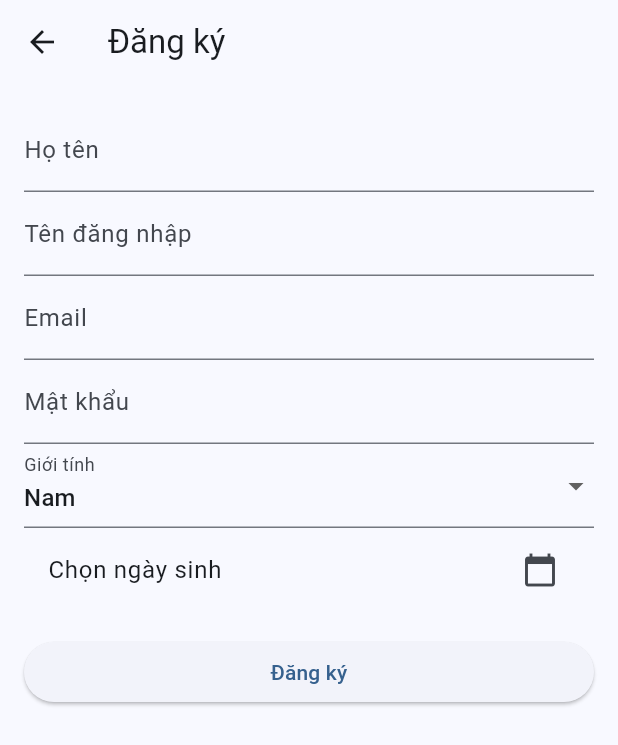
After one commit to peggy2402/hncgfrontend, a Flutter app: the screen it shows after launch, after a tap on "Đăng ký", on a phone screen of 412 x 824 dp. The commit adds this screen. Shown: the top 745 px of the screen. Run offline on Flutter 3.47's test engine with Material 3 defaults, Android fonts, the phone set to English and light mode, and no system bars; our stand-ins replace dartz, equatable, flutter_bloc.

Commit message:
update source

```diff
--- /dev/null
+++ b/hncgpartyfe/lib/core/error/failures.dart
@@ -0,0 +1,16 @@
+abstract class Failure {
+  final String message;
+  const Failure(this.message);
+}
+
+class ServerFailure extends Failure {
+  const ServerFailure(String message) : super(message);
+}
+
+class NetworkFailure extends Failure {
+  const NetworkFailure(String message) : super(message);
+}
+
+class ValidationFailure extends Failure {
+  const ValidationFailure(String message) : super(message);
+}
--- /dev/null
+++ b/hncgpartyfe/lib/features/auth/domain/repositories/auth_repository.dart
@@ -0,0 +1,14 @@
+import 'package:dartz/dartz.dart';
+import '../entities/user_entity.dart';
+import '../../../../core/error/failures.dart';
+
+abstract class AuthRepository {
+  Future<Either<Failure, void>> register({
+    required String fullname,
+    required String username,
+    required String email,
+    required String password,
+    required String gender,
+    DateTime? birthdate,
+  });
+}
--- /dev/null
+++ b/hncgpartyfe/lib/features/auth/domain/usecases/register_usecase.dart
@@ -0,0 +1,27 @@
+import 'package:dartz/dartz.dart';
+import '../../../../core/error/failures.dart';
+import '../repositories/auth_repository.dart';
+
+class RegisterUseCase {
+  final AuthRepository repository;
+
+  RegisterUseCase(this.repository);
+
+  Future<Either<Failure, void>> call({
+    required String fullname,
+    required String username,
+    required String email,
+    required String password,
+    required String gender,
+    DateTime? birthdate,
+  }) {
+    return repository.register(
+      fullname: fullname,
+      username: username,
+      email: email,
+      password: password,
+      gender: gender,
+      birthdate: birthdate,
+    );
+  }
+}
--- /dev/null
+++ b/hncgpartyfe/lib/features/auth/presentation/bloc/register_bloc.dart
@@ -0,0 +1,88 @@
+import 'package:flutter_bloc/flutter_bloc.dart';
+import 'package:equatable/equatable.dart';
+import '../../domain/usecases/register_usecase.dart';
+
+// Events
+abstract class RegisterEvent extends Equatable {
+  @override
+  List<Object?> get props => [];
+}
+
+class RegisterSubmitted extends RegisterEvent {
+  final String fullname;
+  final String username;
+  final String email;
+  final String password;
+  final String gender;
+  final DateTime? birthdate;
+
+  RegisterSubmitted({
+    required this.fullname,
+    required this.username,
+    required this.email,
+    required this.password,
+    required this.gender,
+    this.birthdate,
+  });
+
+  @override
+  List<Object?> get props => [
+    fullname,
+    username,
+    email,
+    password,
+    gender,
+    birthdate,
+  ];
+}
+
+// States
+abstract class RegisterState extends Equatable {
+  @override
+  List<Object?> get props => [];
+}
+
+class RegisterInitial extends RegisterState {}
+
+class RegisterLoading extends RegisterState {}
+
+class RegisterSuccess extends RegisterState {}
+
+class RegisterFailure extends RegisterState {
+  final String message;
+
+  RegisterFailure(this.message);
+
+  @override
+  List<Object?> get props => [message];
+}
+
+// BLoC
+class RegisterBloc extends Bloc<RegisterEvent, RegisterState> {
+  final RegisterUseCase registerUseCase;
+
+  RegisterBloc({required this.registerUseCase}) : super(RegisterInitial()) {
+    on<RegisterSubmitted>(_onRegisterSubmitted);
+  }
+
+  Future<void> _onRegisterSubmitted(
+    RegisterSubmitted event,
+    Emitter<RegisterState> emit,
+  ) async {
+    emit(RegisterLoading());
+
+    final result = await registerUseCase(
+      fullname: event.fullname,
+      username: event.username,
+      email: event.email,
+      password: event.password,
+      gender: event.gender,
+      birthdate: event.birthdate,
+    );
+
+    result.fold(
+      (failure) => emit(RegisterFailure(failure.message)),
+      (_) => emit(RegisterSuccess()),
+    );
+  }
+}
--- /dev/null
+++ b/hncgpartyfe/lib/features/auth/presentation/pages/register_screen.dart
@@ -0,0 +1,138 @@
+import 'package:flutter/material.dart';
+import 'package:flutter_bloc/flutter_bloc.dart';
+import '../bloc/register_bloc.dart';
+import '../../data/repositories/auth_repository_impl.dart';
+import '../../domain/usecases/register_usecase.dart';
+import 'package:http/http.dart' as http;
+
+class RegisterScreen extends StatefulWidget {
+  @override
+  _RegisterScreenState createState() => _RegisterScreenState();
+}
+
+class _RegisterScreenState extends State<RegisterScreen> {
+  final _formKey = GlobalKey<FormState>();
+  String fullname = '';
+  String username = '';
+  String email = '';
+  String password = '';
+  String gender = 'male';
+  DateTime? birthdate;
+
+  @override
+  Widget build(BuildContext context) {
+    return BlocProvider(
+      create: (context) => RegisterBloc(
+        registerUseCase: RegisterUseCase(
+          AuthRepositoryImpl(
+            baseUrl: 'http://localhost:3000',
+            client: http.Client(),
+          ),
+        ),
+      ),
+      child: Scaffold(
+        appBar: AppBar(title: Text('Đăng ký')),
+        body: BlocConsumer<RegisterBloc, RegisterState>(
+          listener: (context, state) {
+            if (state is RegisterSuccess) {
+              ScaffoldMessenger.of(context).showSnackBar(
+                SnackBar(content: Text('Đăng ký thành công!')),
+              );
+              Navigator.pop(context);
+            } else if (state is RegisterFailure) {
+              ScaffoldMessenger.of(context).showSnackBar(
+                SnackBar(content: Text(state.message)),
+              );
+            }
+          },
+          builder: (context, state) {
+            return Padding(
+              padding: const EdgeInsets.all(16.0),
+              child: Form(
+                key: _formKey,
+                child: ListView(
+                  children: [
+                    TextFormField(
+                      decoration: InputDecoration(labelText: 'Họ tên'),
+                      onChanged: (val) => fullname = val,
+                      validator: (val) =>
+                          val == null || val.isEmpty ? 'Nhập họ tên' : null,
+                    ),
+                    TextFormField(
+                      decoration: InputDecoration(labelText: 'Tên đăng nhập'),
+                      onChanged: (val) => username = val,
+                      validator: (val) => val == null || val.isEmpty
+                          ? 'Nhập tên đăng nhập'
+                          : null,
+                    ),
+                    TextFormField(
+                      decoration: InputDecoration(labelText: 'Email'),
+                      onChanged: (val) => email = val,
+                      validator: (val) =>
+                          val == null || val.isEmpty ? 'Nhập email' : null,
+                    ),
+                    TextFormField(
+                      decoration: InputDecoration(labelText: 'Mật khẩu'),
+                      obscureText: true,
+                      onChanged: (val) => password = val,
+                      validator: (val) => val == null || val.length < 6
+                          ? 'Mật khẩu tối thiểu 6 ký tự'
+                          : null,
+                    ),
+                    DropdownButtonFormField<String>(
+                      value: gender,
+                      items: [
+                        DropdownMenuItem(value: 'male', child: Text('Nam')),
+                        DropdownMenuItem(value: 'female', child: Text('Nữ')),
+                      ],
+                      onChanged: (val) =>
+                          setState(() => gender = val ?? 'male'),
+                      decoration: InputDecoration(labelText: 'Giới tính'),
+                    ),
+                    ListTile(
+                      title: Text(birthdate == null
+                          ? 'Chọn ngày sinh'
+                          : 'Ngày sinh: ${birthdate!.toLocal().toString().split(' ')[0]}'),
+                      trailing: Icon(Icons.calendar_today),
+                      onTap: () async {
+                        final picked = await showDatePicker(
+                          context: context,
+                          initialDate: DateTime(2000),
+                          firstDate: DateTime(1900),
+                          lastDate: DateTime.now(),
+                        );
+                        if (picked != null) setState(() => birthdate = picked);
+                      },
+                    ),
+                    SizedBox(height: 16),
+                    ElevatedButton(
+                      onPressed: state is RegisterLoading
+                          ? null
+                          : () {
+                              if (_formKey.currentState!.validate()) {
+                                context.read<RegisterBloc>().add(
+                                      RegisterSubmitted(
+                                        fullname: fullname,
+                                        username: username,
+                                        email: email,
+                                        password: password,
+                                        gender: gender,
+                                        birthdate: birthdate,
+                                      ),
+                                    );
+                              }
+                            },
+                      child: state is RegisterLoading
+                          ? CircularProgressIndicator(color: Colors.white)
+                          : Text('Đăng ký'),
+                    ),
+                  ],
+                ),
+              ),
+            );
+          },
+        ),
+      ),
+    );
+  }
+}
--- a/hncgpartyfe/lib/main.dart
+++ b/hncgpartyfe/lib/main.dart
@@ -1,4 +1,11 @@
 import 'package:flutter/material.dart';
+import 'package:flutter_bloc/flutter_bloc.dart';
+import 'package:http/http.dart' as http;
+import 'features/auth/data/repositories/auth_repository_impl.dart';
+import 'features/auth/domain/repositories/auth_repository.dart';
+import 'features/auth/domain/usecases/register_usecase.dart';
+import 'features/auth/presentation/bloc/register_bloc.dart';
+import 'features/auth/presentation/pages/register_screen.dart';
 
 void main() {
   runApp(const MyApp());
@@ -7,116 +14,70 @@ void main() {
 class MyApp extends StatelessWidget {
   const MyApp({super.key});
 
-  // This widget is the root of your application.
   @override
   Widget build(BuildContext context) {
     return MaterialApp(
-      title: 'Flutter Demo',
+      title: 'HNCG Party',
       theme: ThemeData(
-        // This is the theme of your application.
-        //
-        // TRY THIS: Try running your application with "flutter run". You'll see
-        // the application has a purple toolbar. Then, without quitting the app,
-        // try changing the seedColor in the colorScheme below to Colors.green
-        // and then invoke "hot reload" (save your changes or press the "hot
-        // reload" button in a Flutter-supported IDE, or press "r" if you used
-        // the command line to start the app).
-        //
-        // Notice that the counter didn't reset back to zero; the application
-        // state is not lost during the reload. To reset the state, use hot
-        // restart instead.
-        //
-        // This works for code too, not just values: Most code changes can be
-        // tested with just a hot reload.
-        colorScheme: ColorScheme.fromSeed(seedColor: Colors.deepPurple),
+        colorScheme: ColorScheme.fromSeed(seedColor: Colors.blue),
+        useMaterial3: true,
       ),
-      home: const MyHomePage(title: 'Flutter Demo Home Page'),
+      home: MultiRepositoryProvider(
+        providers: [
+          RepositoryProvider<AuthRepository>(
+            create: (context) => AuthRepositoryImpl(
+              baseUrl:
+                  'http://10.0.2.2:3000', // Replace with your actual backend URL
+              client: http.Client(),
+            ),
+          ),
+        ],
+        child: MultiBlocProvider(
+          providers: [
+            BlocProvider<RegisterBloc>(
+              create: (context) => RegisterBloc(
+                registerUseCase: RegisterUseCase(
+                  context.read<AuthRepository>(),
+                ),
+              ),
+            ),
+          ],
+          child: const HomePage(),
+        ),
+      ),
     );
   }
 }
 
-class MyHomePage extends StatefulWidget {
-  const MyHomePage({super.key, required this.title});
-
-  // This widget is the home page of your application. It is stateful, meaning
-  // that it has a State object (defined below) that contains fields that affect
-  // how it looks.
-
-  // This class is the configuration for the state. It holds the values (in this
-  // case the title) provided by the parent (in this case the App widget) and
-  // used by the build method of the State. Fields in a Widget subclass are
-  // always marked "final".
-
-  final String title;
-
-  @override
-  State<MyHomePage> createState() => _MyHomePageState();
-}
-
-class _MyHomePageState extends State<MyHomePage> {
-  int _counter = 0;
-
-  void _incrementCounter() {
-    setState(() {
-      // This call to setState tells the Flutter framework that something has
-      // changed in this State, which causes it to rerun the build method below
-      // so that the display can reflect the updated values. If we changed
-      // _counter without calling setState(), then the build method would not be
-      // called again, and so nothing would appear to happen.
-      _counter++;
-    });
-  }
+class HomePage extends StatelessWidget {
+  const HomePage({super.key});
 
   @override
   Widget build(BuildContext context) {
-    // This method is rerun every time setState is called, for instance as done
-    // by the _incrementCounter method above.
-    //
-    // The Flutter framework has been optimized to make rerunning build methods
-    // fast, so that you can just rebuild anything that needs updating rather
-    // than having to individually change instances of widgets.
     return Scaffold(
       appBar: AppBar(
-        // TRY THIS: Try changing the color here to a specific color (to
-        // Colors.amber, perhaps?) and trigger a hot reload to see the AppBar
-        // change color while the other colors stay the same.
+        title: const Text('HNCG Party'),
         backgroundColor: Theme.of(context).colorScheme.inversePrimary,
-        // Here we take the value from the MyHomePage object that was created by
-        // the App.build method, and use it to set our appbar title.
-        title: Text(widget.title),
       ),
       body: Center(
-        // Center is a layout widget. It takes a single child and positions it
-        // in the middle of the parent.
         child: Column(
-          // Column is also a layout widget. It takes a list of children and
-          // arranges them vertically. By default, it sizes itself to fit its
-          // children horizontally, and tries to be as tall as its parent.
-          //
-          // Column has various properties to control how it sizes itself and
-          // how it positions its children. Here we use mainAxisAlignment to
-          // center the children vertically; the main axis here is the vertical
-          // axis because Columns are vertical (the cross axis would be
-          // horizontal).
-          //
-          // TRY THIS: Invoke "debug painting" (choose the "Toggle Debug Paint"
-          // action in the IDE, or press "p" in the console), to see the
-          // wireframe for each widget.
           mainAxisAlignment: MainAxisAlignment.center,
-          children: <Widget>[
-            const Text('You have pushed the button this many times:'),
-            Text(
-              '$_counter',
-              style: Theme.of(context).textTheme.headlineMedium,
+          children: [
+            ElevatedButton(
+              onPressed: () {
+                Navigator.push(
+                  context,
+                  MaterialPageRoute(
+                    builder: (context) => RegisterScreen(),
+                  ),
+                );
+              },
+              child: const Text('Đăng ký'),
             ),
+            // Add more buttons/features here as needed
           ],
         ),
       ),
-      floatingActionButton: FloatingActionButton(
-        onPressed: _incrementCounter,
-        tooltip: 'Increment',
-        child: const Icon(Icons.add),
-      ), // This trailing comma makes auto-formatting nicer for build methods.
     );
   }
 }
```
Also changed, not shown: hncgpartyfe/lib/features/auth/data/repositories/auth_repository_impl.dart (added, +50 -0 lines), hncgpartyfe/lib/features/auth/domain/entities/user_entity.dart (added, +15 -0 lines), hncgpartyfe/pubspec.yaml (+8 -4 lines), hncgpartyfe/pubspec.lock.
